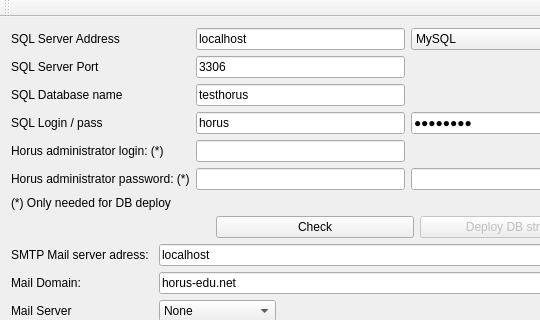
The window that Installer/Configuration/HorusXconf/mainwindow.ui (freakyzoidberg/horus-edu) describes before a commit, drawn with Qt 5; both pictures show x 0 to 540 and y 0 to 320 of the 630 by 800 pixel window.
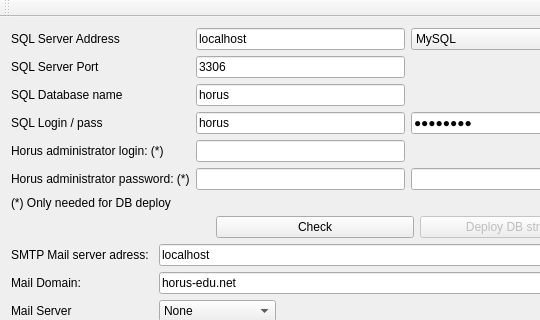
The same window after the commit.

Diff of the .ui file:
```diff
--- a/Installer/Configuration/HorusXconf/mainwindow.ui
+++ b/Installer/Configuration/HorusXconf/mainwindow.ui
@@ -59,7 +59,7 @@
       <item row="2" column="3">
        <widget class="QLineEdit" name="lineEdit_3">
         <property name="text">
-         <string>testhorus</string>
+         <string>horus</string>
         </property>
        </widget>
       </item>
```
